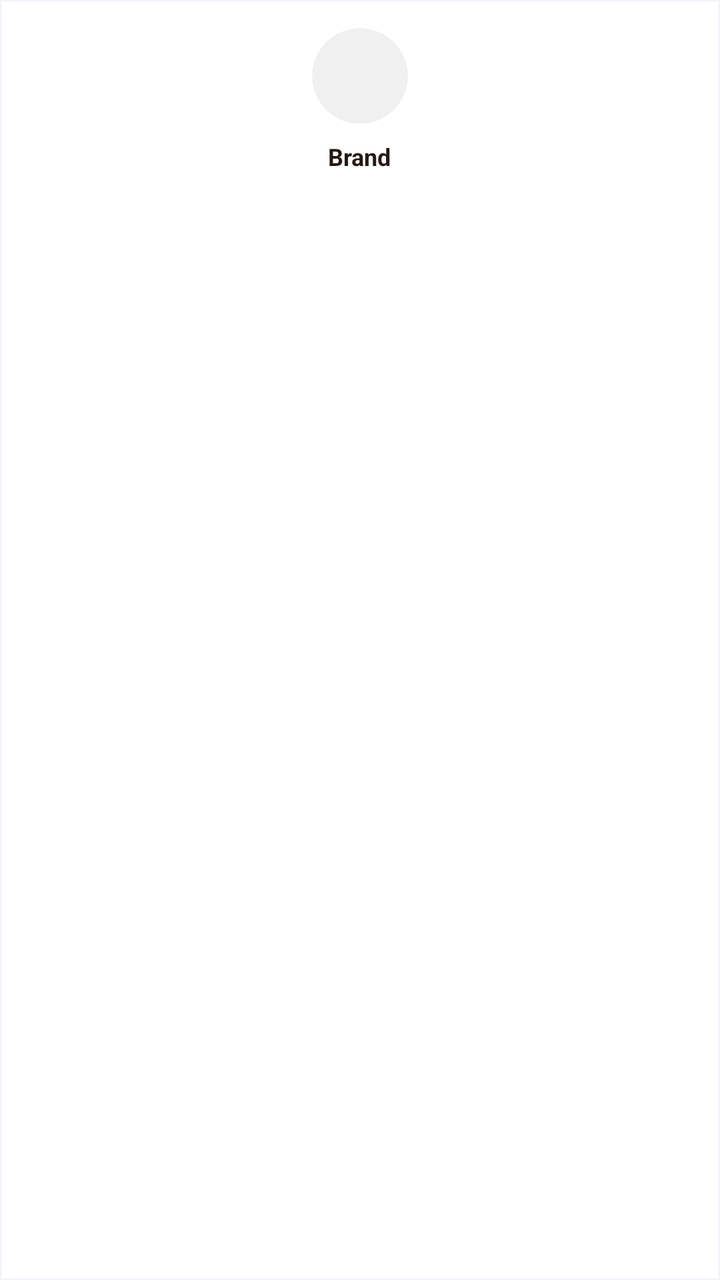
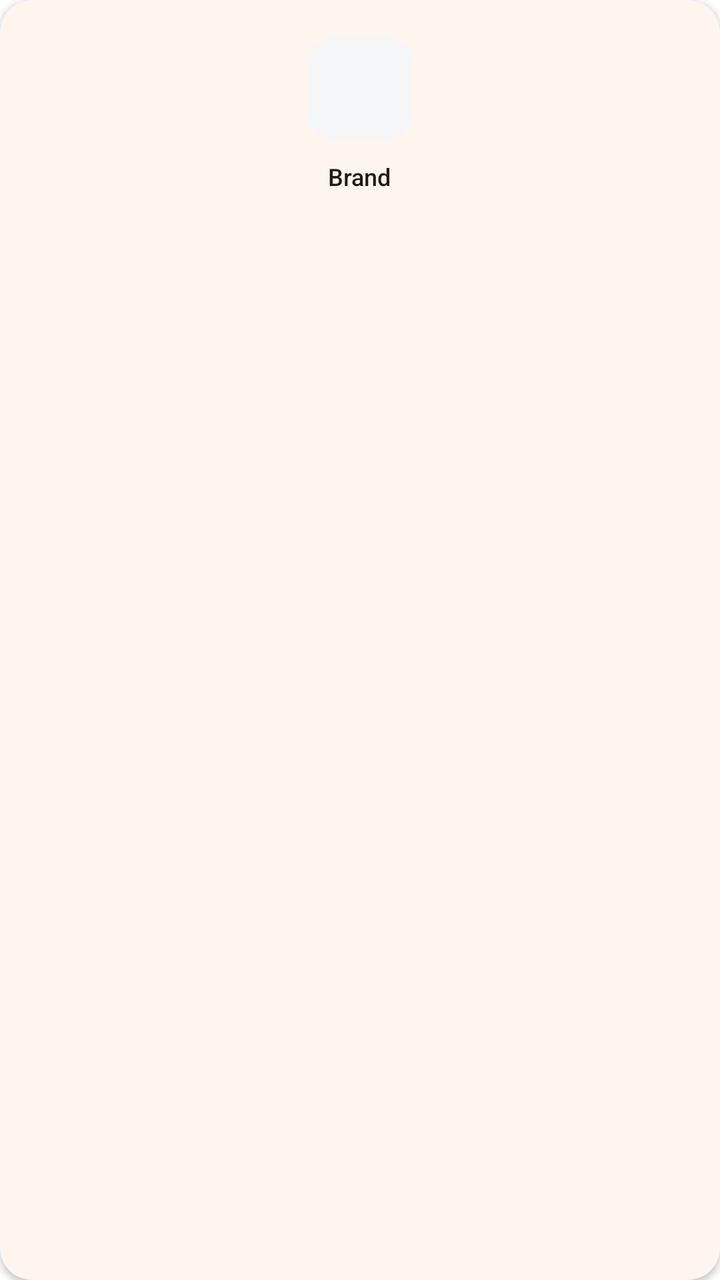

Compare the two renders of this Android layout. The source of the first and the diff that turns it into the second are given below.
<!-- AndroidManifest.xml: application theme Theme.BeckieDealApp -->
<!-- res/layout/item_brand_square.xml -->
<?xml version="1.0" encoding="utf-8"?>
<com.google.android.material.card.MaterialCardView xmlns:android="http://schemas.android.com/apk/res/android"
    xmlns:app="http://schemas.android.com/apk/res-auto"
    android:id="@+id/brandCard"
    android:layout_width="0dp"
    android:layout_height="wrap_content"
    android:layout_columnWeight="1"
    android:layout_margin="4dp"
    app:cardCornerRadius="0dp"
    app:cardElevation="0dp"
    app:strokeWidth="1dp"
    app:strokeColor="@color/border_color"
    app:cardBackgroundColor="@color/surface"
    android:clickable="true"
    android:focusable="true">

    <LinearLayout
        android:id="@+id/brandLayout"
        android:layout_width="match_parent"
        android:layout_height="wrap_content"
        android:gravity="center"
        android:orientation="vertical"
        android:paddingTop="14dp"
        android:paddingBottom="12dp"
        android:paddingHorizontal="8dp">

        
        <com.google.android.material.card.MaterialCardView
            android:id="@+id/iconContainer"
            android:layout_width="48dp"
            android:layout_height="48dp"
            app:cardCornerRadius="24dp"
            app:cardElevation="0dp"
            app:cardBackgroundColor="#F0F0F0"
            app:strokeWidth="0dp">

            <FrameLayout
                android:layout_width="match_parent"
                android:layout_height="match_parent"
                android:padding="10dp">

                <TextView
                    android:id="@+id/brandIconText"
                    android:layout_width="wrap_content"
                    android:layout_height="wrap_content"
                    android:layout_gravity="center"
                    android:text="AS"
                    android:textColor="@color/primary"
                    android:textSize="13sp"
                    android:textStyle="bold"
                    android:visibility="gone" />

                <ImageView
                    android:id="@+id/brandIcon"
                    android:layout_width="match_parent"
                    android:layout_height="match_parent"
                    android:layout_gravity="center"
                    android:scaleType="fitCenter" />
            </FrameLayout>

        </com.google.android.material.card.MaterialCardView>

        
        <TextView
            android:id="@+id/brandName"
            android:layout_width="wrap_content"
            android:layout_height="wrap_content"
            android:layout_marginTop="8dp"
            android:text="Brand"
            android:textColor="@color/text_primary"
            android:textSize="12sp"
            android:textStyle="bold"
            android:maxLines="1"
            android:ellipsize="end" />

        
        <TextView
            android:id="@+id/brandProductCount"
            android:layout_width="wrap_content"
            android:layout_height="wrap_content"
            android:layout_marginTop="2dp"
            android:text=""
            android:textColor="@color/text_secondary"
            android:textSize="10sp"
            android:visibility="gone" />

    </LinearLayout>

</com.google.android.material.card.MaterialCardView>
<!-- resources referenced by this layout -->
<resources>
  <color name="border_color">#F1F5F9</color>
  <color name="primary">#F97316</color>
  <color name="surface">#FFFFFF</color>
  <color name="text_primary">#251913</color>
  <color name="text_secondary">#8C7164</color>
  <style name="Theme.BeckieDealApp" parent="Base.Theme.BeckieDealApp" />
  <style name="Base.Theme.BeckieDealApp" parent="Theme.Material3.DayNight.NoActionBar">
          <item name="colorPrimary">@color/primary</item>
          <item name="colorOnPrimary">@color/on_primary</item>
          <item name="colorPrimaryContainer">@color/primary_container</item>
          <item name="colorOnPrimaryContainer">@color/on_primary_container</item>
          <item name="android:windowBackground">@color/background</item>
          <item name="colorSurface">@color/surface</item>
          <item name="colorOnSurface">@color/on_surface</item>
          
          <item name="bottomNavigationStyle">@style/Widget.App.BottomNavigationView</item>
      </style>
  <color name="on_primary">#FFFFFF</color>
  <color name="primary_container">#F97316</color>
  <color name="on_primary_container">#582200</color>
  <color name="background">#FFFFFF</color>
  <color name="on_surface">#251913</color>
  <style name="Widget.App.BottomNavigationView" parent="Widget.Material3.BottomNavigationView">
          <item name="itemIconSize">26dp</item>
          <item name="itemIconTint">@color/bottom_nav_color</item>
          <item name="itemTextColor">@color/bottom_nav_color</item>
          
          <item name="android:background">@null</item>
          <item name="backgroundTint">@null</item>
          <item name="labelVisibilityMode">unlabeled</item>
          <item name="itemActiveIndicatorStyle">@style/Widget.App.BottomNav.ActiveIndicator</item>
      </style>
  <style name="Widget.App.BottomNav.ActiveIndicator" parent="Widget.Material3.BottomNavigationView.ActiveIndicator">
          <item name="android:color">@color/nav_indicator_fill</item>
          <item name="android:width">52dp</item>
          <item name="android:height">40dp</item>
          <item name="shapeAppearance">@style/ShapeAppearance.App.BottomNav.ActiveIndicator</item>
      </style>
  <color name="nav_indicator_fill">#FFF1EB</color>
  <style name="ShapeAppearance.App.BottomNav.ActiveIndicator" parent="">
          <item name="cornerFamily">rounded</item>
          <item name="cornerSize">50%</item>
      </style>
</resources>

<!-- the commit's change to res/layout/item_brand_square.xml (unified diff, before → after) -->
@@ -5,14 +5,14 @@
     android:layout_width="0dp"
     android:layout_height="wrap_content"
     android:layout_columnWeight="1"
-    android:layout_margin="4dp"
-    app:cardCornerRadius="0dp"
-    app:cardElevation="0dp"
-    app:strokeWidth="1dp"
-    app:strokeColor="@color/border_color"
+    android:layout_margin="5dp"
+    app:cardCornerRadius="16dp"
+    app:cardElevation="2dp"
+    app:strokeWidth="0dp"
     app:cardBackgroundColor="@color/surface"
     android:clickable="true"
-    android:focusable="true">
+    android:focusable="true"
+    android:foreground="?android:attr/selectableItemBackground">
 
     <LinearLayout
         android:id="@+id/brandLayout"
@@ -20,24 +20,24 @@
         android:layout_height="wrap_content"
         android:gravity="center"
         android:orientation="vertical"
-        android:paddingTop="14dp"
-        android:paddingBottom="12dp"
+        android:paddingTop="18dp"
+        android:paddingBottom="14dp"
         android:paddingHorizontal="8dp">
 
         
         <com.google.android.material.card.MaterialCardView
             android:id="@+id/iconContainer"
-            android:layout_width="48dp"
-            android:layout_height="48dp"
-            app:cardCornerRadius="24dp"
+            android:layout_width="52dp"
+            android:layout_height="52dp"
+            app:cardCornerRadius="14dp"
             app:cardElevation="0dp"
-            app:cardBackgroundColor="#F0F0F0"
+            app:cardBackgroundColor="#F4F6F8"
             app:strokeWidth="0dp">
 
             <FrameLayout
                 android:layout_width="match_parent"
                 android:layout_height="match_parent"
-                android:padding="10dp">
+                android:padding="11dp">
 
                 <TextView
                     android:id="@+id/brandIconText"
@@ -46,7 +46,7 @@
                     android:layout_gravity="center"
                     android:text="AS"
                     android:textColor="@color/primary"
-                    android:textSize="13sp"
+                    android:textSize="14sp"
                     android:textStyle="bold"
                     android:visibility="gone" />
 
@@ -65,11 +65,11 @@
             android:id="@+id/brandName"
             android:layout_width="wrap_content"
             android:layout_height="wrap_content"
-            android:layout_marginTop="8dp"
+            android:layout_marginTop="10dp"
             android:text="Brand"
             android:textColor="@color/text_primary"
             android:textSize="12sp"
-            android:textStyle="bold"
+            android:fontFamily="sans-serif-medium"
             android:maxLines="1"
             android:ellipsize="end" />
 
<!-- resource entries referenced after the edit -->
@@ -1,6 +1,5 @@
 <!-- resources referenced by this layout -->
 <resources>
-  <color name="border_color">#F1F5F9</color>
   <color name="primary">#F97316</color>
   <color name="surface">#FFFFFF</color>
   <color name="text_primary">#251913</color>
